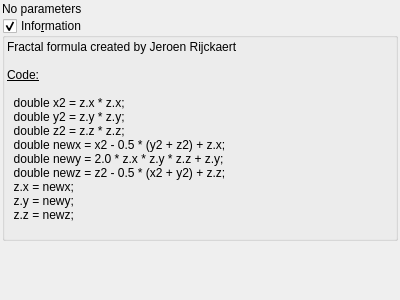
Old version of the form mandelbulber2/qt_data/fractal_ides.ui in the repository buddhi1980/mandelbulber2.
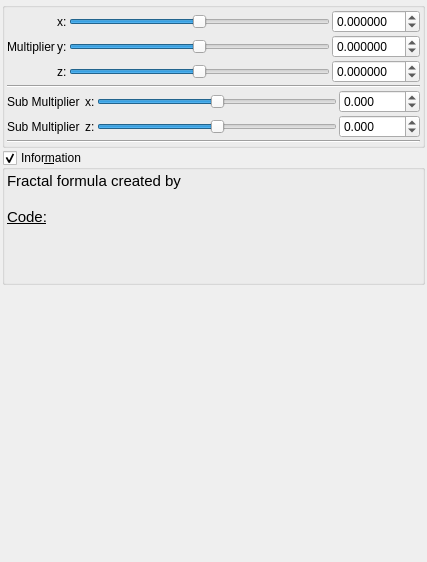
New version of the form. Custom widgets are drawn as their Qt base class.

The edit to the form file:
```diff
--- a/mandelbulber2/qt_data/fractal_ides.ui
+++ b/mandelbulber2/qt_data/fractal_ides.ui
@@ -6,8 +6,8 @@
    <rect>
     <x>0</x>
     <y>0</y>
-    <width>400</width>
-    <height>300</height>
+    <width>427</width>
+    <height>562</height>
    </rect>
   </property>
   <property name="windowTitle">
@@ -30,16 +30,379 @@
     <number>2</number>
    </property>
    <item>
-    <widget class="QLabel" name="label">
-     <property name="text">
-      <string>No parameters</string>
+    <widget class="QGroupBox" name="groupBox_2">
+     <property name="toolTip">
+      <string>&lt;html&gt;&lt;head/&gt;&lt;body&gt;&lt;p&gt;&lt;span style=&quot; color:#000000;&quot;&gt;based on MsltoeSym3 from Mandelbulb3D, also refer&lt;/span&gt;&lt;/p&gt;&lt;p&gt;&lt;span style=&quot; color:#000000;&quot;&gt;http://www.fractalforums.com/theory/choosing-the-squaring-formula-by-location/15/&lt;/span&gt;&lt;/p&gt;&lt;/body&gt;&lt;/html&gt;</string>
      </property>
+     <property name="title">
+      <string/>
+     </property>
+     <property name="checkable">
+      <bool>false</bool>
+     </property>
+     <layout class="QVBoxLayout" name="verticalLayout_30" stretch="0">
+      <property name="spacing">
+       <number>2</number>
+      </property>
+      <property name="leftMargin">
+       <number>2</number>
+      </property>
+      <property name="topMargin">
+       <number>2</number>
+      </property>
+      <property name="rightMargin">
+       <number>2</number>
+      </property>
+      <property name="bottomMargin">
+       <number>2</number>
+      </property>
+      <item>
+       <layout class="QGridLayout" name="gridLayout_64">
+        <property name="spacing">
+         <number>2</number>
+        </property>
+        <item row="5" column="1" colspan="4">
+         <widget class="Line" name="line_59">
+          <property name="orientation">
+           <enum>Qt::Horizontal</enum>
+          </property>
+         </widget>
+        </item>
+        <item row="2" column="1">
+         <widget class="QLabel" name="label_267">
+          <property name="text">
+           <string>Multiplier</string>
+          </property>
+         </widget>
+        </item>
+        <item row="3" column="4">
+         <widget class="MyDoubleSpinBox" name="spinbox3_transf_constant_multiplier_121_z">
+          <property name="sizePolicy">
+           <sizepolicy hsizetype="Minimum" vsizetype="Maximum">
+            <horstretch>0</horstretch>
+            <verstretch>0</verstretch>
+           </sizepolicy>
+          </property>
+          <property name="prefix">
+           <string/>
+          </property>
+          <property name="suffix">
+           <string/>
+          </property>
+          <property name="decimals">
+           <number>6</number>
+          </property>
+          <property name="minimum">
+           <double>-99.989999999999995</double>
+          </property>
+          <property name="maximum">
+           <double>99.989999999999995</double>
+          </property>
+          <property name="singleStep">
+           <double>0.100000000000000</double>
+          </property>
+         </widget>
+        </item>
+        <item row="2" column="4">
+         <widget class="MyDoubleSpinBox" name="spinbox3_transf_constant_multiplier_121_y">
+          <property name="sizePolicy">
+           <sizepolicy hsizetype="Minimum" vsizetype="Maximum">
+            <horstretch>0</horstretch>
+            <verstretch>0</verstretch>
+           </sizepolicy>
+          </property>
+          <property name="prefix">
+           <string/>
+          </property>
+          <property name="suffix">
+           <string/>
+          </property>
+          <property name="decimals">
+           <number>6</number>
+          </property>
+          <property name="minimum">
+           <double>-99.989999999999995</double>
+          </property>
+          <property name="maximum">
+           <double>99.989999999999995</double>
+          </property>
+          <property name="singleStep">
+           <double>0.100000000000000</double>
+          </property>
+         </widget>
+        </item>
+        <item row="2" column="2">
+         <widget class="QLabel" name="label_264">
+          <property name="text">
+           <string>y:</string>
+          </property>
+         </widget>
+        </item>
+        <item row="1" column="4">
+         <widget class="MyDoubleSpinBox" name="spinbox3_transf_constant_multiplier_121_x">
+          <property name="sizePolicy">
+           <sizepolicy hsizetype="Minimum" vsizetype="Maximum">
+            <horstretch>0</horstretch>
+            <verstretch>0</verstretch>
+           </sizepolicy>
+          </property>
+          <property name="prefix">
+           <string/>
+          </property>
+          <property name="suffix">
+           <string/>
+          </property>
+          <property name="decimals">
+           <number>6</number>
+          </property>
+          <property name="minimum">
+           <double>-99.989999999999995</double>
+          </property>
+          <property name="maximum">
+           <double>99.989999999999995</double>
+          </property>
+          <property name="singleStep">
+           <double>0.100000000000000</double>
+          </property>
+         </widget>
+        </item>
+        <item row="3" column="2">
+         <widget class="QLabel" name="label_266">
+          <property name="text">
+           <string>z:</string>
+          </property>
+         </widget>
+        </item>
+        <item row="1" column="2">
+         <widget class="QLabel" name="label_257">
+          <property name="text">
+           <string>x:</string>
+          </property>
+         </widget>
+        </item>
+        <item row="3" column="3">
+         <widget class="QSlider" name="slider3_transf_constant_multiplier_121_z">
+          <property name="sizePolicy">
+           <sizepolicy hsizetype="Expanding" vsizetype="Maximum">
+            <horstretch>0</horstretch>
+            <verstretch>0</verstretch>
+           </sizepolicy>
+          </property>
+          <property name="minimum">
+           <number>-5000000</number>
+          </property>
+          <property name="maximum">
+           <number>5000000</number>
+          </property>
+          <property name="singleStep">
+           <number>1</number>
+          </property>
+          <property name="orientation">
+           <enum>Qt::Horizontal</enum>
+          </property>
+         </widget>
+        </item>
+        <item row="2" column="3">
+         <widget class="QSlider" name="slider3_transf_constant_multiplier_121_y">
+          <property name="sizePolicy">
+           <sizepolicy hsizetype="Expanding" vsizetype="Maximum">
+            <horstretch>0</horstretch>
+            <verstretch>0</verstretch>
+           </sizepolicy>
+          </property>
+          <property name="minimum">
+           <number>-5000000</number>
+          </property>
+          <property name="maximum">
+           <number>5000000</number>
+          </property>
+          <property name="singleStep">
+           <number>1</number>
+          </property>
+          <property name="orientation">
+           <enum>Qt::Horizontal</enum>
+          </property>
+         </widget>
+        </item>
+        <item row="1" column="3">
+         <widget class="QSlider" name="slider3_transf_constant_multiplier_121_x">
+          <property name="sizePolicy">
+           <sizepolicy hsizetype="Preferred" vsizetype="Preferred">
+            <horstretch>0</horstretch>
+            <verstretch>0</verstretch>
+           </sizepolicy>
+          </property>
+          <property name="minimum">
+           <number>-5000000</number>
+          </property>
+          <property name="maximum">
+           <number>5000000</number>
+          </property>
+          <property name="singleStep">
+           <number>1</number>
+          </property>
+          <property name="orientation">
+           <enum>Qt::Horizontal</enum>
+          </property>
+         </widget>
+        </item>
+        <item row="4" column="1" colspan="4">
+         <layout class="QGridLayout" name="gridLayout_3">
+          <property name="spacing">
+           <number>2</number>
+          </property>
+          <item row="0" column="0" colspan="4">
+           <widget class="Line" name="line_56">
+            <property name="orientation">
+             <enum>Qt::Horizontal</enum>
+            </property>
+           </widget>
+          </item>
+          <item row="2" column="1">
+           <widget class="QLabel" name="label_268">
+            <property name="text">
+             <string>z:</string>
+            </property>
+           </widget>
+          </item>
+          <item row="1" column="1">
+           <widget class="QLabel" name="label_258">
+            <property name="text">
+             <string>x:</string>
+            </property>
+           </widget>
+          </item>
+          <item row="2" column="3">
+           <widget class="MyDoubleSpinBox" name="spinbox3_transf_addition_constant_0555_z">
+            <property name="sizePolicy">
+             <sizepolicy hsizetype="Minimum" vsizetype="Maximum">
+              <horstretch>0</horstretch>
+              <verstretch>0</verstretch>
+             </sizepolicy>
+            </property>
+            <property name="prefix">
+             <string/>
+            </property>
+            <property name="suffix">
+             <string/>
+            </property>
+            <property name="decimals">
+             <number>3</number>
+            </property>
+            <property name="minimum">
+             <double>-2000.000000000000000</double>
+            </property>
+            <property name="maximum">
+             <double>2000.000000000000000</double>
+            </property>
+            <property name="singleStep">
+             <double>0.100000000000000</double>
+            </property>
+           </widget>
+          </item>
+          <item row="2" column="2">
+           <widget class="QSlider" name="slider3_transf_addition_constant_0555_z">
+            <property name="sizePolicy">
+             <sizepolicy hsizetype="Expanding" vsizetype="Maximum">
+              <horstretch>0</horstretch>
+              <verstretch>0</verstretch>
+             </sizepolicy>
+            </property>
+            <property name="minimum">
+             <number>-2000</number>
+            </property>
+            <property name="maximum">
+             <number>2000</number>
+            </property>
+            <property name="value">
+             <number>0</number>
+            </property>
+            <property name="sliderPosition">
+             <number>0</number>
+            </property>
+            <property name="orientation">
+             <enum>Qt::Horizontal</enum>
+            </property>
+           </widget>
+          </item>
+          <item row="1" column="3">
+           <widget class="MyDoubleSpinBox" name="spinbox3_transf_addition_constant_0555_x">
+            <property name="sizePolicy">
+             <sizepolicy hsizetype="Minimum" vsizetype="Maximum">
+              <horstretch>0</horstretch>
+              <verstretch>0</verstretch>
+             </sizepolicy>
+            </property>
+            <property name="prefix">
+             <string/>
+            </property>
+            <property name="suffix">
+             <string/>
+            </property>
+            <property name="decimals">
+             <number>3</number>
+            </property>
+            <property name="minimum">
+             <double>-2000.000000000000000</double>
+            </property>
+            <property name="maximum">
+             <double>2000.000000000000000</double>
+            </property>
+            <property name="singleStep">
+             <double>0.100000000000000</double>
+            </property>
+           </widget>
+          </item>
+          <item row="1" column="0">
+           <widget class="QLabel" name="label_146">
+            <property name="text">
+             <string>Sub Multiplier </string>
+            </property>
+           </widget>
+          </item>
+          <item row="1" column="2">
+           <widget class="QSlider" name="slider3_transf_addition_constant_0555_x">
+            <property name="sizePolicy">
+             <sizepolicy hsizetype="Expanding" vsizetype="Maximum">
+              <horstretch>0</horstretch>
+              <verstretch>0</verstretch>
+             </sizepolicy>
+            </property>
+            <property name="minimum">
+             <number>-2000</number>
+            </property>
+            <property name="maximum">
+             <number>2000</number>
+            </property>
+            <property name="value">
+             <number>0</number>
+            </property>
+            <property name="sliderPosition">
+             <number>0</number>
+            </property>
+            <property name="orientation">
+             <enum>Qt::Horizontal</enum>
+            </property>
+           </widget>
+          </item>
+          <item row="2" column="0">
+           <widget class="QLabel" name="label_147">
+            <property name="text">
+             <string>Sub Multiplier</string>
+            </property>
+           </widget>
+          </item>
+         </layout>
+        </item>
+       </layout>
+      </item>
+     </layout>
     </widget>
    </item>
    <item>
     <widget class="MyGroupBox" name="groupCheck_info">
      <property name="title">
-      <string>Info&amp;rmation</string>
+      <string>Infor&amp;mation</string>
      </property>
      <property name="flat">
       <bool>false</bool>
@@ -69,20 +432,12 @@
          <string>&lt;!DOCTYPE HTML PUBLIC &quot;-//W3C//DTD HTML 4.0//EN&quot; &quot;http://www.w3.org/TR/REC-html40/strict.dtd&quot;&gt;
 &lt;html&gt;&lt;head&gt;&lt;meta name=&quot;qrichtext&quot; content=&quot;1&quot; /&gt;&lt;style type=&quot;text/css&quot;&gt;
 p, li { white-space: pre-wrap; }
-&lt;/style&gt;&lt;/head&gt;&lt;body&gt;
-&lt;p style=&quot; margin-top:0px; margin-bottom:0px; margin-left:0px; margin-right:0px; -qt-block-indent:0; text-indent:0px;&quot;&gt;Fractal formula created by Jeroen Rijckaert&lt;/p&gt;
-&lt;p align=&quot;right&quot; style=&quot;-qt-paragraph-type:empty; margin-top:0px; margin-bottom:0px; margin-left:0px; margin-right:0px; -qt-block-indent:0; text-indent:0px;&quot;&gt;&lt;br /&gt;&lt;/p&gt;
+&lt;/style&gt;&lt;/head&gt;&lt;body style=&quot; font-family:'Ubuntu'; font-size:11pt; font-weight:400; font-style:normal;&quot;&gt;
+&lt;p style=&quot; margin-top:0px; margin-bottom:0px; margin-left:0px; margin-right:0px; -qt-block-indent:0; text-indent:0px;&quot;&gt;Fractal formula created by &lt;/p&gt;
+&lt;p style=&quot;-qt-paragraph-type:empty; margin-top:0px; margin-bottom:0px; margin-left:0px; margin-right:0px; -qt-block-indent:0; text-indent:0px;&quot;&gt;&lt;br /&gt;&lt;/p&gt;
 &lt;p style=&quot; margin-top:0px; margin-bottom:0px; margin-left:0px; margin-right:0px; -qt-block-indent:0; text-indent:0px;&quot;&gt;&lt;span style=&quot; text-decoration: underline;&quot;&gt;Code:&lt;/span&gt;&lt;/p&gt;
 &lt;p style=&quot;-qt-paragraph-type:empty; margin-top:0px; margin-bottom:0px; margin-left:0px; margin-right:0px; -qt-block-indent:0; text-indent:0px; text-decoration: underline;&quot;&gt;&lt;br /&gt;&lt;/p&gt;
-&lt;p style=&quot; margin-top:0px; margin-bottom:0px; margin-left:0px; margin-right:0px; -qt-block-indent:0; text-indent:0px;&quot;&gt;  double x2 = z.x * z.x;&lt;/p&gt;
-&lt;p style=&quot; margin-top:0px; margin-bottom:0px; margin-left:0px; margin-right:0px; -qt-block-indent:0; text-indent:0px;&quot;&gt;  double y2 = z.y * z.y;&lt;/p&gt;
-&lt;p style=&quot; margin-top:0px; margin-bottom:0px; margin-left:0px; margin-right:0px; -qt-block-indent:0; text-indent:0px;&quot;&gt;  double z2 = z.z * z.z;&lt;/p&gt;
-&lt;p style=&quot; margin-top:0px; margin-bottom:0px; margin-left:0px; margin-right:0px; -qt-block-indent:0; text-indent:0px;&quot;&gt;  double newx = x2 - 0.5 * (y2 + z2) + z.x;&lt;/p&gt;
-&lt;p style=&quot; margin-top:0px; margin-bottom:0px; margin-left:0px; margin-right:0px; -qt-block-indent:0; text-indent:0px;&quot;&gt;  double newy = 2.0 * z.x * z.y * z.z + z.y;&lt;/p&gt;
-&lt;p style=&quot; margin-top:0px; margin-bottom:0px; margin-left:0px; margin-right:0px; -qt-block-indent:0; text-indent:0px;&quot;&gt;  double newz = z2 - 0.5 * (x2 + y2) + z.z;&lt;/p&gt;
-&lt;p style=&quot; margin-top:0px; margin-bottom:0px; margin-left:0px; margin-right:0px; -qt-block-indent:0; text-indent:0px;&quot;&gt;  z.x = newx;&lt;/p&gt;
-&lt;p style=&quot; margin-top:0px; margin-bottom:0px; margin-left:0px; margin-right:0px; -qt-block-indent:0; text-indent:0px;&quot;&gt;  z.y = newy;&lt;/p&gt;
-&lt;p style=&quot; margin-top:0px; margin-bottom:0px; margin-left:0px; margin-right:0px; -qt-block-indent:0; text-indent:0px;&quot;&gt;  z.z = newz;&lt;/p&gt;
+&lt;p style=&quot; margin-top:0px; margin-bottom:0px; margin-left:0px; margin-right:0px; -qt-block-indent:0; text-indent:0px;&quot;&gt; &lt;/p&gt;
 &lt;p style=&quot;-qt-paragraph-type:empty; margin-top:0px; margin-bottom:0px; margin-left:0px; margin-right:0px; -qt-block-indent:0; text-indent:0px;&quot;&gt;&lt;br /&gt;&lt;/p&gt;&lt;/body&gt;&lt;/html&gt;</string>
         </property>
         <property name="wordWrap">
@@ -115,6 +470,11 @@
   </layout>
  </widget>
  <customwidgets>
+  <customwidget>
+   <class>MyDoubleSpinBox</class>
+   <extends>QDoubleSpinBox</extends>
+   <header>mydoublespinbox.h</header>
+  </customwidget>
   <customwidget>
    <class>MyGroupBox</class>
    <extends>QGroupBox</extends>
```
